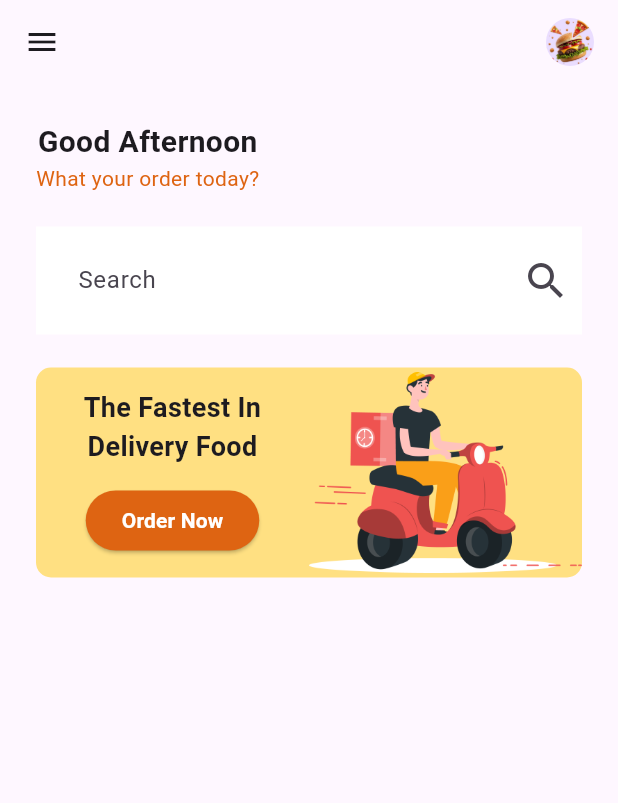
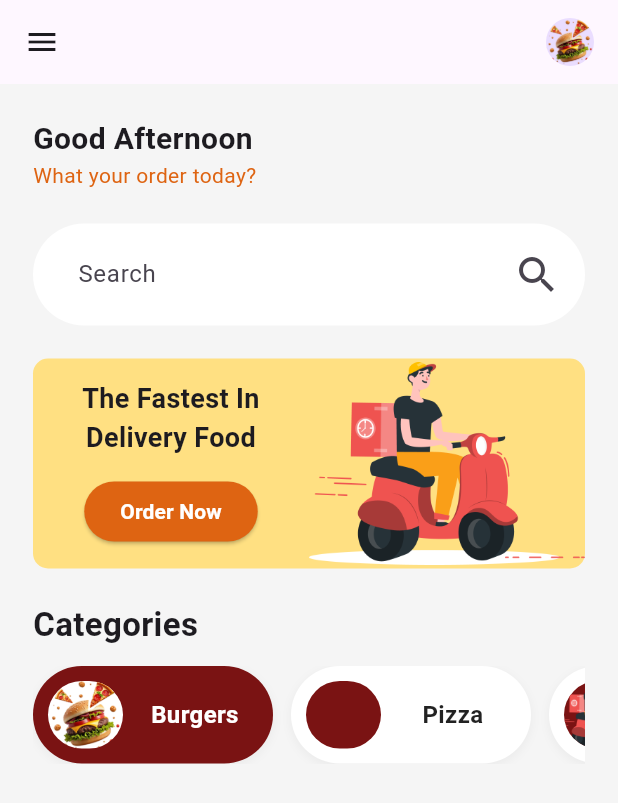
Before and after one commit to designeralabi/grillandcrust, a Flutter app: the ProfileScreen screen opened by its route, on a phone screen of 412 x 824 dp. Shown: the top 803 px of the screen. Run offline on Flutter 3.47's test engine with Material 3 defaults, Android fonts, the phone set to English and light mode, and no system bars; our stand-ins replace flutter_svg.

Commit message:
- modified readme - refactor category model - added categories first slider with listview builder

```diff
--- /dev/null
+++ b/lib/categorie.dart
@@ -0,0 +1,6 @@
+class Category {
+  String imagePath;
+  String title;
+  String subtitle;
+  Category(this.imagePath, this.title, this.subtitle);
+}
--- a/lib/screens/home.dart
+++ b/lib/screens/home.dart
@@ -35,7 +35,7 @@ class Home extends StatelessWidget {
                   SizedBox(height: 30),
 
                   Padding(
-                    padding: EdgeInsetsGeometry.symmetric(horizontal: 22),
+                    padding: EdgeInsets.symmetric(horizontal: 22),
                     child: Text(
                       'Where Burgers meet Pizzas with a Sizzle and a Slice!',
                       textAlign: TextAlign.center,
--- a/lib/screens/profile.dart
+++ b/lib/screens/profile.dart
@@ -1,15 +1,31 @@
 import 'package:flutter/material.dart';
 import 'package:grill_app/theme/colors.dart';
 
-class ProfileScreen extends StatelessWidget {
+class ProfileScreen extends StatefulWidget {
   const ProfileScreen({super.key});
 
-  // TextEditingController String _searchField = TextEditingController();
+  @override
+  State<ProfileScreen> createState() => _ProfileScreenState();
+}
 
+class _ProfileScreenState extends State<ProfileScreen> {
+  final TextEditingController _searchField = TextEditingController();
+
+  final List<Map<String, dynamic>> categories = const [
+    {'imagePath': 'assets/images/burger.png', 'title': 'Burgers'},
+    {'imagePath': 'assets/images/shawarma_b.svg', 'title': 'Pizza'},
+    {'imagePath': 'assets/images/delivery_guy.png', 'title': 'Drinks'},
+    {'imagePath': 'assets/images/burger.png', 'title': 'Salads'},
+    {'imagePath': 'assets/images/burger.png', 'title': 'Desserts'},
+    {'imagePath': 'assets/images/burger.png', 'title': 'Snacks'},
+  ];
+
+  // final List <Map<Category>>
 
   @override
   Widget build(BuildContext context) {
     return Scaffold(
+      backgroundColor: Colors.grey.shade100,
       appBar: AppBar(
         leading: Icon(Icons.menu, size: 24),
         actions: [
@@ -27,17 +43,18 @@ class ProfileScreen extends StatelessWidget {
           ),
         ],
       ),
-      body: Padding(
-        padding: EdgeInsetsGeometry.all(24),
+
+      body: SingleChildScrollView(
+        child: Padding(
+          padding: EdgeInsets.all(22),
           child: Column(
             crossAxisAlignment: CrossAxisAlignment.start,
             children: [
-            // greetings
               Column(
+                crossAxisAlignment: CrossAxisAlignment.start,
                 children: [
                   Text(
                     'Good Afternoon',
-                  textAlign: TextAlign.left,
                     style: TextStyle(fontSize: 20, fontWeight: FontWeight.w600),
                   ),
                   Text(
@@ -46,36 +63,39 @@ class ProfileScreen extends StatelessWidget {
                   ),
                 ],
               ),
+
               SizedBox(height: 22),
-
-            TextField(
-              controller: TextEditingController(),
+              // searchfield_container
+              Container(
+                padding: EdgeInsets.symmetric(horizontal: 8),
+                decoration: BoxDecoration(
+                  color: Colors.white,
+                  borderRadius: BorderRadius.circular(50),
+                ),
+                child: TextField(
+                  controller: _searchField,
                   decoration: InputDecoration(
                     border: InputBorder.none,
-                contentPadding: EdgeInsets.all(24),
+                    contentPadding: EdgeInsets.all(22),
                     hintText: 'Search',
-                fillColor: Colors.white,
-                filled: true,
-                focusedBorder: OutlineInputBorder(
-                  borderRadius: BorderRadius.circular(100),
-                  borderSide: BorderSide.none,
+                    suffixIcon: Icon(Icons.search, size: 32),
                   ),
-                suffixIcon: Icon(Icons.search, size: 32),
                 ),
               ),
 
               SizedBox(height: 22),
+
               Container(
                 decoration: BoxDecoration(
                   color: AppColors.lightYellow,
-                borderRadius: BorderRadiusGeometry.all(Radius.circular(10)),
+                  borderRadius: BorderRadius.circular(10),
                 ),
                 child: Stack(
                   children: [
                     Row(
                       children: [
                         Padding(
-                        padding: EdgeInsetsGeometry.symmetric(
+                          padding: EdgeInsets.symmetric(
                             horizontal: 0,
                             vertical: 70,
                           ),
@@ -83,7 +103,6 @@ class ProfileScreen extends StatelessWidget {
                         Expanded(
                           child: Column(
                             crossAxisAlignment: CrossAxisAlignment.center,
-
                             children: [
                               Text(
                                 'The Fastest In Delivery Food',
@@ -112,7 +131,6 @@ class ProfileScreen extends StatelessWidget {
                           child: Image.asset(
                             'assets/images/delivery_guy.png',
                             width: 185,
-                          // fit: BoxFit.cover,
                           ),
                         ),
                       ],
@@ -120,7 +138,85 @@ class ProfileScreen extends StatelessWidget {
                   ],
                 ),
               ),
+
+              SizedBox(height: 22),
+
+              Text(
+                "Categories",
+                style: TextStyle(fontSize: 22, fontWeight: FontWeight.bold),
+              ),
+
+              SizedBox(height: 12),
+
+              SizedBox(
+                height: 65,
+                child: ListView.builder(
+                  scrollDirection: Axis.horizontal,
+                  itemCount: categories.length,
+                  itemBuilder: (context, index) {
+                    final category = categories[index];
+
+                    return GestureDetector(
+                      onTap: () {
+                        print('Tapped on ${category['title']}');
+                      },
+                      child: Container(
+                        width: 160, // Fixed width for horizontal ListView
+                        padding: EdgeInsets.all(10),
+                        margin: EdgeInsets.only(right: 12),
+                        decoration: BoxDecoration(
+                          color: index == 0 ? AppColors.bgColor : Colors.white,
+                          borderRadius: BorderRadius.circular(50),
+                          boxShadow: [
+                            BoxShadow(
+                              color: Colors.grey.withOpacity(0.1),
+                              spreadRadius: 1,
+                              blurRadius: 4,
+                              offset: Offset(0, 2),
+                            ),
                           ],
+                        ),
+                        child: Row(
+                          mainAxisAlignment: MainAxisAlignment.center,
+                          children: [
+                            Container(
+                              width: 50,
+                              height: 55,
+                              margin: EdgeInsets.only(right: 5),
+                              decoration: BoxDecoration(
+                                borderRadius: BorderRadius.circular(100),
+                                color: index == 0
+                                    ? Colors.white
+                                    : AppColors.bgColor,
+                                image: DecorationImage(
+                                  image: AssetImage(category['imagePath']),
+                                  fit: BoxFit.cover,
+                                ),
+                              ),
+                            ),
+                            SizedBox(width: 1),
+                            Expanded(
+                              child: Text(
+                                category['title'],
+                                style: TextStyle(
+                                  fontSize: 16,
+                                  fontWeight: FontWeight.bold,
+                                  color: index == 0
+                                      ? Colors.white
+                                      : Colors.black87,
+                                ),
+                                textAlign: TextAlign.center,
+                              ),
+                            ),
+                          ],
+                        ),
+                      ),
+                    );
+                  },
+                ),
+              ),
+            ],
+          ),
         ),
       ),
     );
```
Lines whose indentation alone changed are shown as unchanged.
